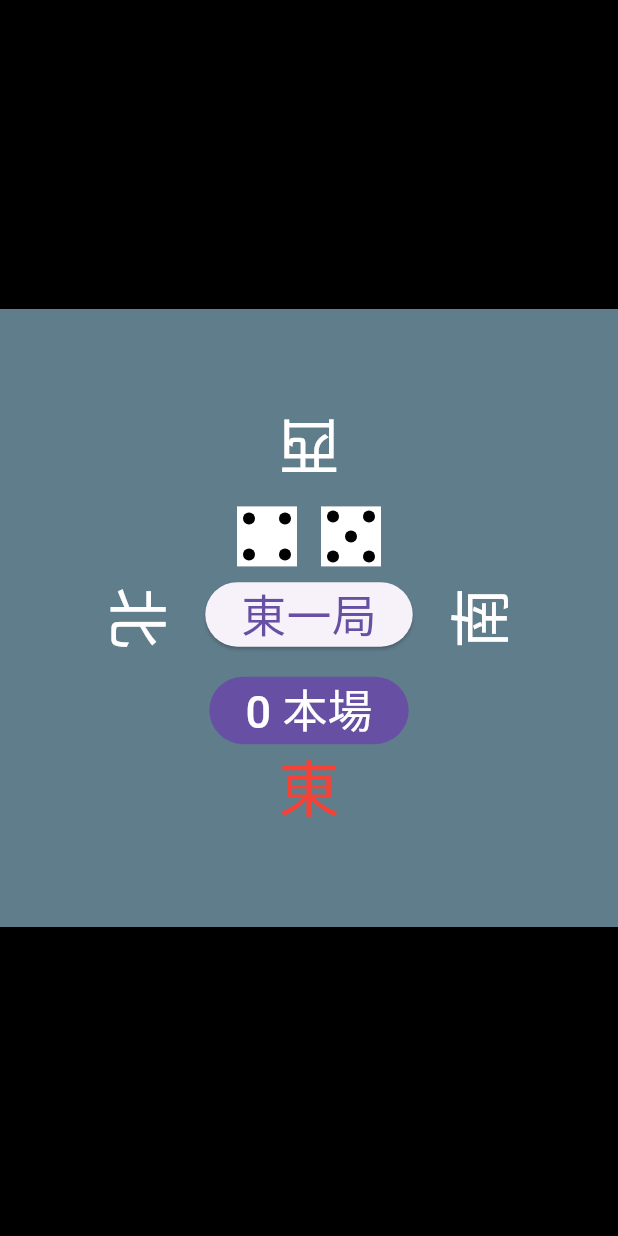
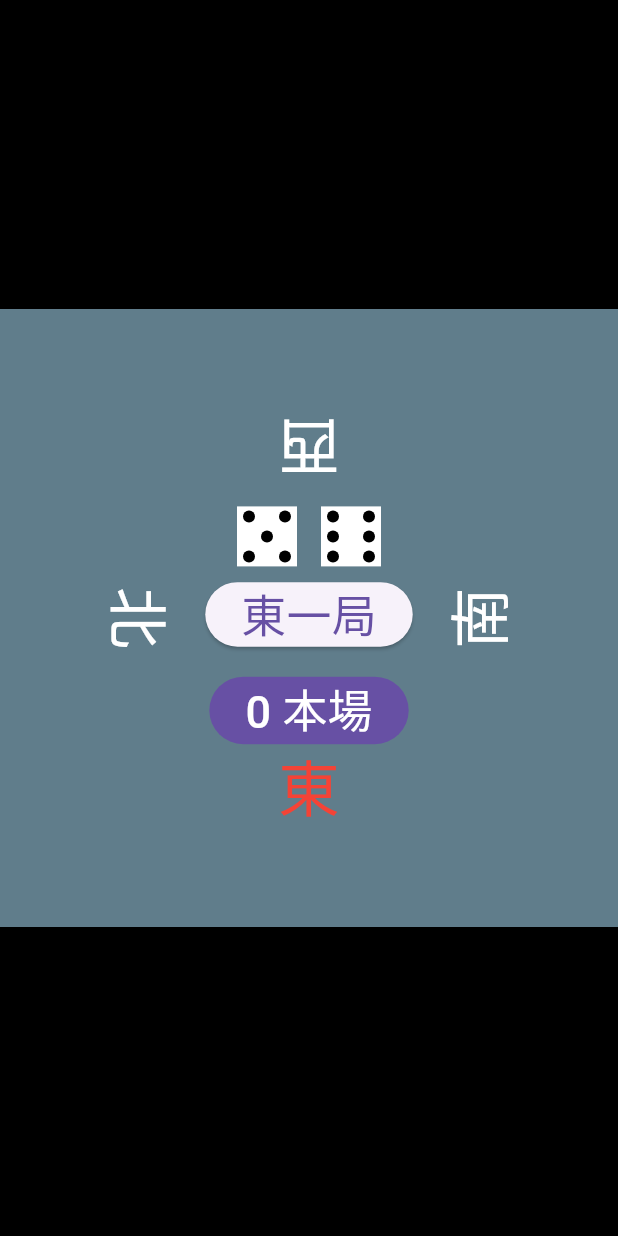
Before and after one commit to dicenull/mahjong_compass, a Flutter app: the screen it shows after launch, on a phone screen of 412 x 824 dp. Run offline on Flutter 3.47's test engine with Material 3 defaults, Android fonts, the phone set to English and light mode, and no system bars; our stand-ins replace flutter_hooks, hooks_riverpod.

Commit message:
👍 出目を1-6に修正

```diff
--- a/lib/main.dart
+++ b/lib/main.dart
@@ -153,6 +153,8 @@
 }
 
 class _Dice extends HookWidget {
+  final max = 6;
+
   @override
   Widget build(BuildContext context) {
     final isStop = useState(false);
@@ -191,9 +193,9 @@
         child: Row(
           mainAxisAlignment: MainAxisAlignment.center,
           children: [
-            Die(n: nList.value[0], size: size),
+            Die(n: nList.value[0] + 1, size: size),
             const SizedBox(width: 16),
-            Die(n: nList.value[1], size: size),
+            Die(n: nList.value[1] + 1, size: size),
           ],
         ),
       ),
```
Also changed, not shown: lib/die.dart (+0 -34 lines).
